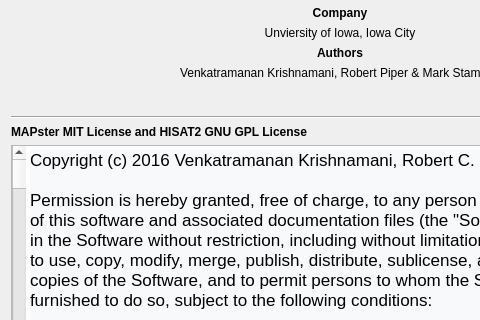
Qt form about.ui (emptyewer/MAPster) before a commit; both pictures show x 0 to 480 and y 178 to 498 of the 680 by 640 pixel window.
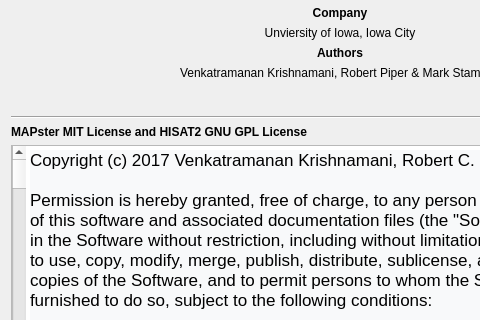
The same form after that commit. Icons and pictures are not drawn.

The edit to the form file:
```diff
--- a/about.ui
+++ b/about.ui
@@ -196,7 +196,7 @@
 &lt;html&gt;&lt;head&gt;&lt;meta name=&quot;qrichtext&quot; content=&quot;1&quot; /&gt;&lt;style type=&quot;text/css&quot;&gt;
 p, li { white-space: pre-wrap; }
 &lt;/style&gt;&lt;/head&gt;&lt;body style=&quot; font-family:'.SF NS Text'; font-size:13pt; font-weight:400; font-style:normal;&quot;&gt;
-&lt;p style=&quot; margin-top:12px; margin-bottom:0px; margin-left:0px; margin-right:0px; -qt-block-indent:0; text-indent:0px; background-color:#f8f9fa;&quot;&gt;&lt;span style=&quot; font-family:'monospace,Courier'; color:#000000; background-color:#f8f9fa;&quot;&gt;Copyright (c) 2016 Venkatramanan Krishnamani, Robert C. Piper, Mark Stamnes&lt;/span&gt;&lt;/p&gt;
+&lt;p style=&quot; margin-top:12px; margin-bottom:0px; margin-left:0px; margin-right:0px; -qt-block-indent:0; text-indent:0px; background-color:#f8f9fa;&quot;&gt;&lt;span style=&quot; font-family:'monospace,Courier'; color:#000000; background-color:#f8f9fa;&quot;&gt;Copyright (c) 2017 Venkatramanan Krishnamani, Robert C. Piper, Mark Stamnes&lt;/span&gt;&lt;/p&gt;
 &lt;p style=&quot;-qt-paragraph-type:empty; margin-top:0px; margin-bottom:0px; margin-left:0px; margin-right:0px; -qt-block-indent:0; text-indent:0px; font-family:'monospace,Courier'; color:#000000; background-color:#f8f9fa;&quot;&gt;&lt;br /&gt;&lt;/p&gt;
 &lt;p style=&quot; margin-top:0px; margin-bottom:0px; margin-left:0px; margin-right:0px; -qt-block-indent:0; text-indent:0px; background-color:#f8f9fa;&quot;&gt;&lt;span style=&quot; font-family:'monospace,Courier'; color:#000000; background-color:#f8f9fa;&quot;&gt;Permission is hereby granted, free of charge, to any person obtaining a copy&lt;/span&gt;&lt;/p&gt;
 &lt;p style=&quot; margin-top:0px; margin-bottom:0px; margin-left:0px; margin-right:0px; -qt-block-indent:0; text-indent:0px; background-color:#f8f9fa;&quot;&gt;&lt;span style=&quot; font-family:'monospace,Courier'; color:#000000; background-color:#f8f9fa;&quot;&gt;of this software and associated documentation files (the &amp;quot;Software&amp;quot;), to deal&lt;/span&gt;&lt;/p&gt;
```
